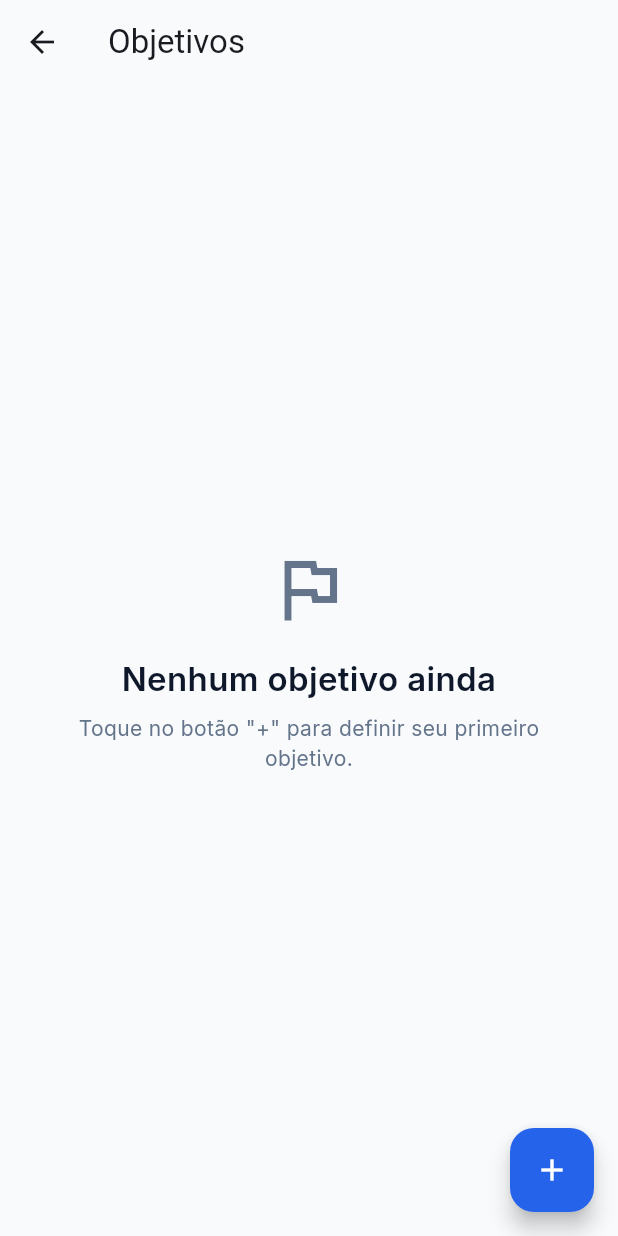
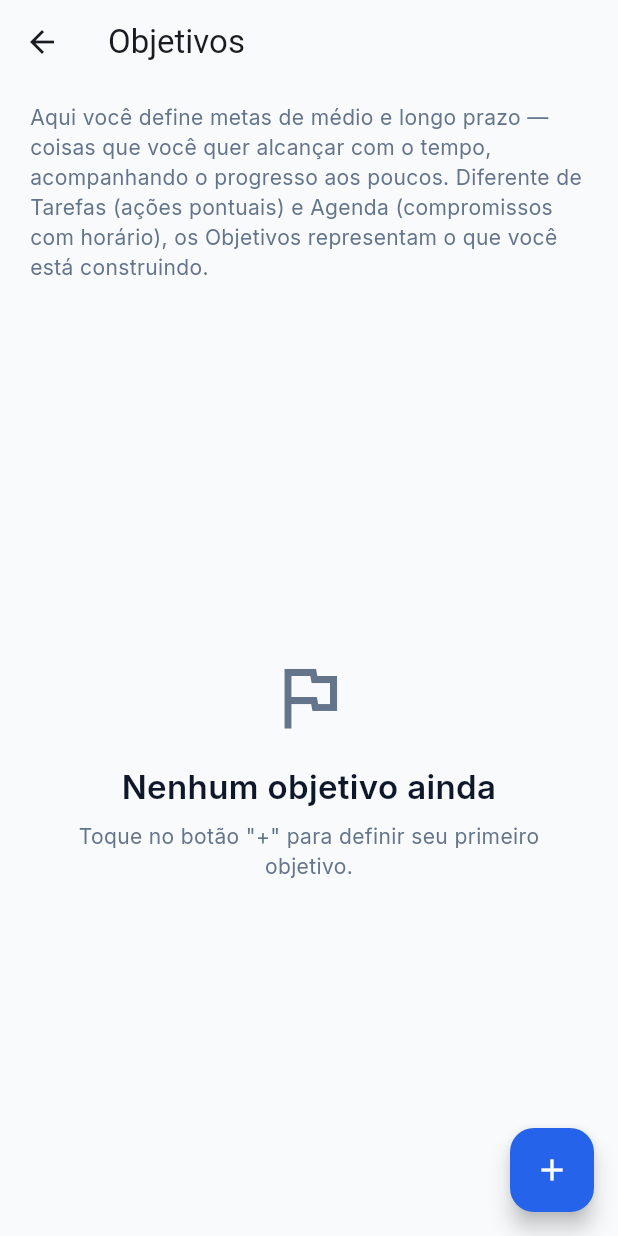
Before and after one commit to Bussola7/Bussola, a Flutter app: the GoalsScreen screen opened directly, on a phone screen of 412 x 824 dp. Run offline on Flutter 3.47's test engine with Material 3 defaults, Android fonts, the phone set to English and light mode, and no system bars; our stand-ins replace flutter_dotenv, flutter_riverpod, go_router, google_fonts, speech_to_text, supabase_flutter; accounts and stored records are empty.

Commit message:
Adiciona texto explicativo fixo no topo da tela Objetivos
Mesmo padrão já usado em Tarefas e Agenda — reaproveita o ScreenHint
compartilhado (deste mesmo PR). Deixa explícita a diferença entre
Objetivos (metas de médio/longo prazo) e Tarefas/Agenda.

Co-Authored-By: Claude Sonnet 5 <noreply@anthropic.com>

```diff
--- a/lib/features/goals/presentation/screens/goals_screen.dart
+++ b/lib/features/goals/presentation/screens/goals_screen.dart
@@ -2,6 +2,7 @@ import 'package:flutter/material.dart';
 import 'package:flutter_riverpod/flutter_riverpod.dart';
 import 'package:bussola/core/components/empty_state.dart';
 import 'package:bussola/core/components/loading_state.dart';
+import 'package:bussola/core/components/screen_hint.dart';
 import 'package:bussola/core/theme/app_colors.dart';
 import 'package:bussola/core/theme/app_text_styles.dart';
 import 'package:bussola/features/auth/domain/auth_controller.dart';
@@ -49,7 +50,15 @@ class _GoalsScreenState extends ConsumerState<GoalsScreen> {
         backgroundColor: AppColors.primary,
         child: const Icon(Icons.add, color: Colors.white),
       ),
-      body: state.isLoading
+      body: Column(
+        children: [
+          const ScreenHint(
+            text: 'Aqui você define metas de médio e longo prazo — coisas que você quer alcançar com o tempo, '
+                'acompanhando o progresso aos poucos. Diferente de Tarefas (ações pontuais) e Agenda '
+                '(compromissos com horário), os Objetivos representam o que você está construindo.',
+          ),
+          Expanded(
+            child: state.isLoading
                 ? const LoadingState()
                 : state.goals.isEmpty
                     ? const EmptyState(
@@ -58,7 +67,7 @@ class _GoalsScreenState extends ConsumerState<GoalsScreen> {
                         message: 'Toque no botão "+" para definir seu primeiro objetivo.',
                       )
                     : ListView(
-                  padding: const EdgeInsets.fromLTRB(20, 12, 20, 100),
+                        padding: const EdgeInsets.fromLTRB(20, 0, 20, 100),
                         children: [
                           if (state.emAndamento.isNotEmpty) ...[
                             Text('Em andamento (${state.emAndamento.length})', style: AppTextStyles.bodyMuted.copyWith(fontWeight: FontWeight.w600)),
@@ -71,6 +80,9 @@ class _GoalsScreenState extends ConsumerState<GoalsScreen> {
                             const SizedBox(height: 8),
                             ...state.concluidos.map((g) => _GoalCard(goal: g, onTap: () => _abrirFormulario(objetivoExistente: g))),
                           ],
+                        ],
+                      ),
+          ),
         ],
       ),
     );
```
Lines whose indentation alone changed are shown as unchanged.
